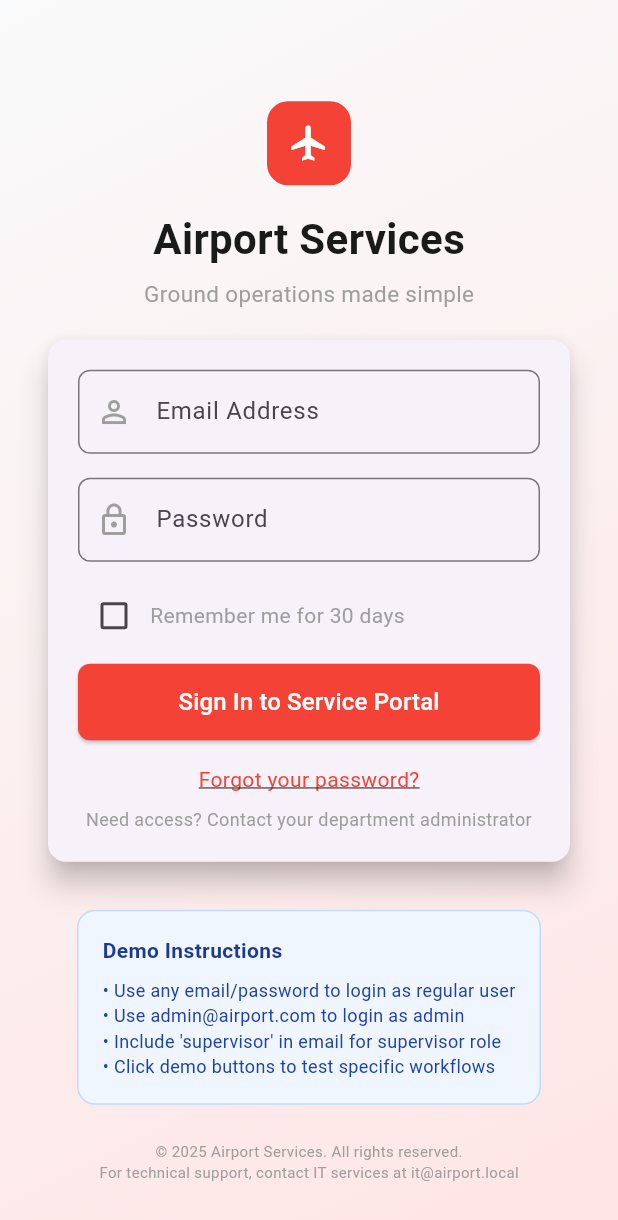
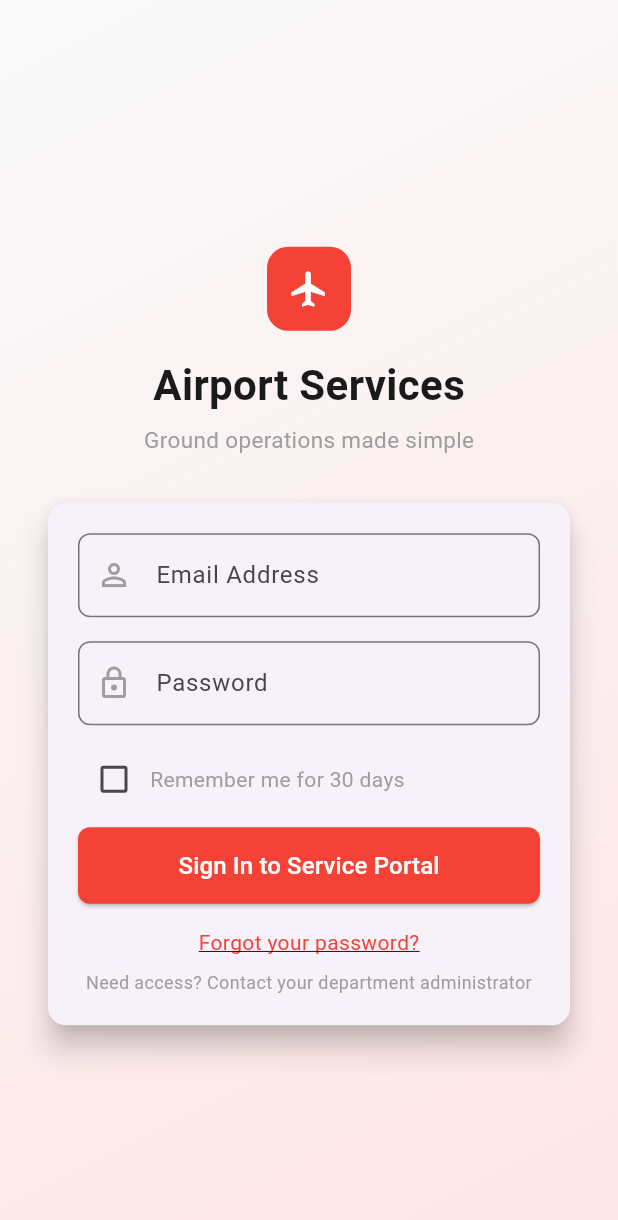
Before and after one commit to VismithaG/Airport-Ground-Operations-Platform, a Flutter app: the screen it shows after launch, on a phone screen of 412 x 824 dp. Shown: the top 1220 px of the screen. Run offline on Flutter 3.47's test engine with Material 3 defaults, Android fonts, the phone set to English and light mode, and no system bars; our stand-ins replace cloud_firestore, cloud_functions, firebase_auth, firebase_core; accounts and stored records are empty.

```diff
--- a/lib/pages/loginpage.dart
+++ b/lib/pages/loginpage.dart
@@ -120,7 +120,7 @@ class LoginPage extends StatelessWidget {
                             mainAxisSize: MainAxisSize.min,
                             children: [
                               _buildMobileHeader(context, company),
-                              const SizedBox(height: 12),
+                              const SizedBox(height: 24),
                               _buildRightPanel(context, company),
                             ],
                           ),
@@ -207,46 +207,6 @@ class LoginPage extends StatelessWidget {
             ],
           ),
         ),
-        const SizedBox(height: 24),
-        Container(
-          padding: const EdgeInsets.all(16),
-          decoration: BoxDecoration(
-            color: Colors.white.withValues(alpha: 0.8),
-            borderRadius: BorderRadius.circular(12),
-            border: Border.all(color: Colors.red.shade200),
-          ),
-          child: Column(
-            crossAxisAlignment: CrossAxisAlignment.start,
-            children: [
-              const Text(
-                "Demo Options: Test different system features",
-                style: TextStyle(fontSize: 14, color: Colors.black87),
-              ),
-              const SizedBox(height: 12),
-              Column(
-                children: [
-                  ElevatedButton(
-                    onPressed: onDemoApproval,
-                    style: ElevatedButton.styleFrom(
-                      backgroundColor: Colors.red,
-                      minimumSize: const Size.fromHeight(40),
-                    ),
-                    child: const Text("Demo Approval Workflow"),
-                  ),
-                  const SizedBox(height: 8),
-                  ElevatedButton(
-                    onPressed: onDemoAdminLogin,
-                    style: ElevatedButton.styleFrom(
-                      backgroundColor: Colors.blue,
-                      minimumSize: const Size.fromHeight(40),
-                    ),
-                    child: const Text("Demo Admin Panel"),
-                  ),
-                ],
-              ),
-            ],
-          ),
-        ),
       ],
     );
   }
@@ -295,47 +255,9 @@ class LoginPage extends StatelessWidget {
 
   Widget _buildRightPanel(BuildContext context, Map<String, dynamic> company) {
     return Column(
+      mainAxisSize: MainAxisSize.min,
       children: [
         LoginForm(onLogin: onLogin),
-        const SizedBox(height: 24),
-        Container(
-          padding: const EdgeInsets.all(16),
-          decoration: BoxDecoration(
-            color: const Color(0xFFEFF6FF),
-            border: Border.all(color: const Color(0xFFBFDBFE)),
-            borderRadius: BorderRadius.circular(12),
-          ),
-          child: Column(
-            crossAxisAlignment: CrossAxisAlignment.start,
-            children: const [
-              Text(
-                "Demo Instructions",
-                style: TextStyle(
-                  fontWeight: FontWeight.bold,
-                  color: Color(0xFF1E3A8A),
-                  fontSize: 14,
-                ),
-              ),
-              SizedBox(height: 8),
-              Text(
-                "• Use any email/password to login as regular user\n"
-                "• Use admin@airport.com to login as admin\n"
-                "• Include 'supervisor' in email for supervisor role\n"
-                "• Click demo buttons to test specific workflows",
-                style: TextStyle(fontSize: 12, color: Color(0xFF1E40AF)),
-              ),
-            ],
-          ),
-        ),
-        const SizedBox(height: 24),
-        Text(
-          "© 2025 ${company['name'] ?? ''}. All rights reserved.",
-          style: const TextStyle(fontSize: 10, color: Colors.grey),
-        ),
-        Text(
-          "For technical support, contact IT services at ${company['contact']?['support'] ?? ''}",
-          style: const TextStyle(fontSize: 10, color: Colors.grey),
-        ),
       ],
     );
   }
```
Also changed, not shown: 1 other file.
